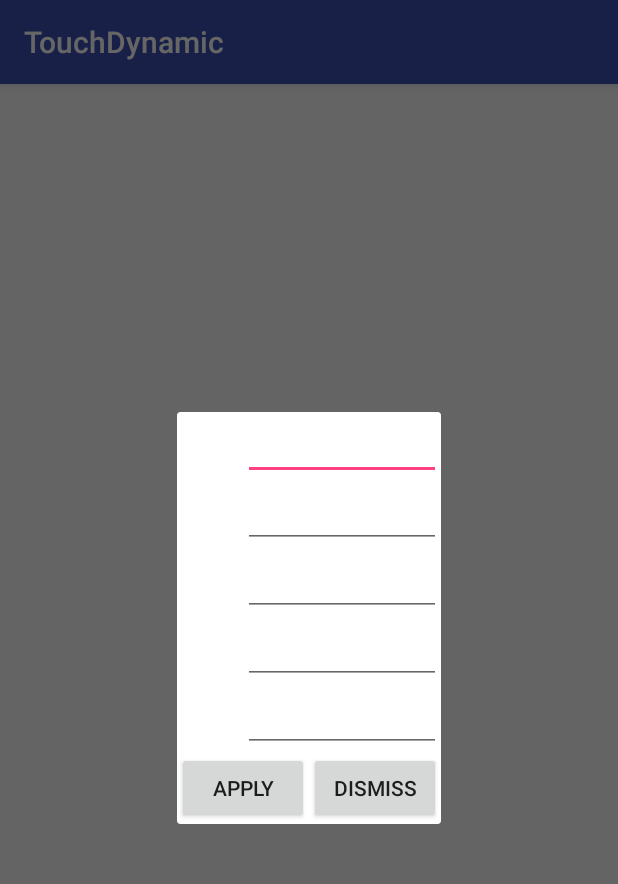
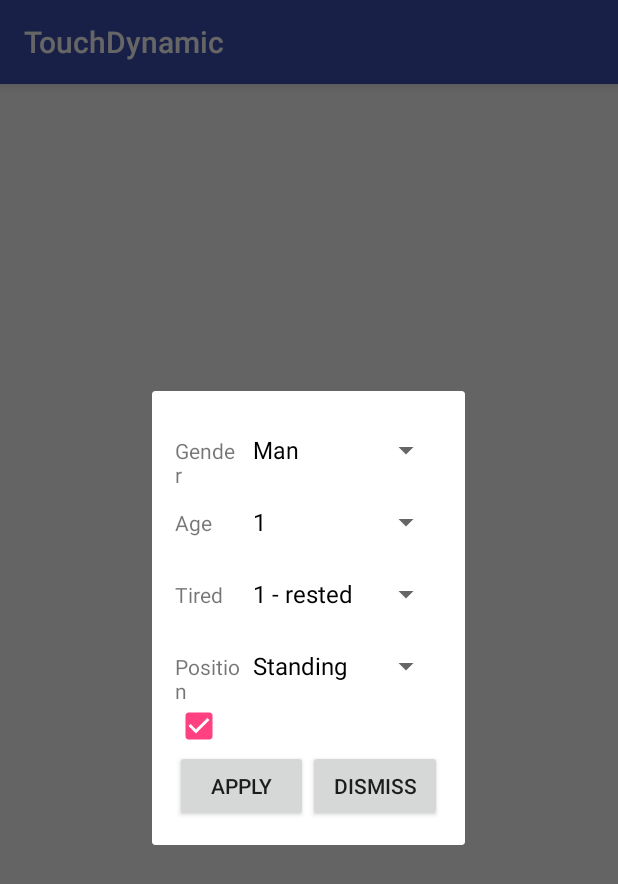
Before and after one commit to rozkminiacz/TouchDynamic, an Android app: the fragment DialogSettingsFragment shown on its own in the app's theme, on a phone screen of 412 x 824 dp. Shown: the top 884 px of the screen. Run offline under Robolectric (Android 15) with nearby library versions, the phone set to English and light mode, and no system bars; our stand-ins replace ButterKnife.

Commit message:
added retrofit

```diff
--- a/app/build.gradle
+++ b/app/build.gradle
@@ -41,6 +41,8 @@ dependencies {
     compile 'com.google.firebase:firebase-storage:9.6.1'
     compile 'com.google.firebase:firebase-auth:9.6.1'
     compile 'com.google.firebase:firebase-database:9.6.1'
+    compile 'com.squareup.retrofit2:retrofit:2.1.0'
+    compile 'com.squareup.retrofit2:converter-gson:2.1.0'
     testCompile 'junit:junit:4.12'
     apt 'com.jakewharton:butterknife-compiler:8.4.0'
 }
--- a/app/src/main/java/com/example/michalik/touchdynamic/fragment/DialogSettingsFragment.java
+++ b/app/src/main/java/com/example/michalik/touchdynamic/fragment/DialogSettingsFragment.java
@@ -3,20 +3,43 @@ package com.example.michalik.touchdynamic.fragment;
 import android.os.Bundle;
 import android.support.annotation.Nullable;
 import android.support.v4.app.DialogFragment;
+import android.support.v7.widget.AppCompatSpinner;
 import android.view.LayoutInflater;
 import android.view.View;
 import android.view.ViewGroup;
+import android.widget.ArrayAdapter;
 
 import com.example.michalik.touchdynamic.R;
 import com.example.michalik.touchdynamic.objects.MeasureSettings;
 
+import java.util.ArrayList;
+import java.util.List;
+
+import butterknife.BindView;
 import butterknife.ButterKnife;
+import butterknife.OnClick;
 
 /**
  * Created by michalik on 30.10.16
  */
 
 public class DialogSettingsFragment extends DialogFragment {
+
+    @BindView(R.id.dialog_settings_age_spinner)
+            AppCompatSpinner ageSpinner;
+
+    @BindView(R.id.dialog_settings_gender_spinner)
+            AppCompatSpinner genderSpinner;
+    @BindView(R.id.dialog_settings_position_spinner)
+            AppCompatSpinner positionSpinner;
+    @BindView(R.id.dialog_settings_rested_spinner)
+            AppCompatSpinner restedSpinner;
+
+    SettingsAppliedListener listener;
+
+    public void setListener(SettingsAppliedListener listener) {
+        this.listener = listener;
+    }
 
     @Override
     public void onCreate(@Nullable Bundle savedInstanceState) {
@@ -29,11 +52,51 @@ public class DialogSettingsFragment extends DialogFragment {
         View v = inflater.inflate(R.layout.dialog_settings_fragment, container, false);
 
         ButterKnife.bind(this, v);
-
+        populateSpinners();
         return v;
     }
 
+    @OnClick(R.id.dialog_settings_apply)
+    public void onApply(){
+        MeasureSettings settings = new MeasureSettings();
+        settings.setPosition((String)positionSpinner.getSelectedItem());
+        listener.onApplied(new MeasureSettings());
+    }
+
     private void populateSpinners(){
+        List<String> genderList = new ArrayList<>();
+        genderList.add("Man");
+        genderList.add("Woman");
+        ArrayAdapter<String> genderAdapter = new ArrayAdapter<String>(getContext(), R.layout.support_simple_spinner_dropdown_item, genderList);
+        genderSpinner.setAdapter(genderAdapter);
+        genderSpinner.setPrompt(genderList.get(0));
+
+        List<String> tiredList = new ArrayList<>();
+        tiredList.add("1 - rested");
+        for(int i=2; i<=9; i++){
+            tiredList.add(""+i);
+        }
+        tiredList.add("10 - tired");
+        ArrayAdapter<String> tiredAdapter = new ArrayAdapter<String>(getContext(), R.layout.support_simple_spinner_dropdown_item, tiredList);
+        restedSpinner.setAdapter(tiredAdapter);
+        restedSpinner.setPrompt(tiredList.get(0));
+
+        List<Integer> ageList = new ArrayList<>();
+        for(int i=1; i<100; i++){
+            ageList.add(i);
+        }
+        ArrayAdapter<Integer> ageAdapter = new ArrayAdapter<Integer>(getContext(), R.layout.support_simple_spinner_dropdown_item, ageList);
+        ageSpinner.setAdapter(ageAdapter);
+        ageSpinner.setPrompt("20");
+
+        List<String> positionList = new ArrayList<>();
+        positionList.add("Standing");
+        positionList.add("Sitting");
+        positionList.add("Laying");
+
+        ArrayAdapter<String> positionAdapter = new ArrayAdapter<String>(getContext(), R.layout.support_simple_spinner_dropdown_item, positionList);
+        positionSpinner.setAdapter(positionAdapter);
+        positionSpinner.setPrompt(positionList.get(0));
 
     }
 
--- a/app/src/main/res/layout/dialog_settings_fragment.xml
+++ b/app/src/main/res/layout/dialog_settings_fragment.xml
@@ -1,7 +1,13 @@
 <?xml version="1.0" encoding="utf-8"?>
-<LinearLayout xmlns:android="http://schemas.android.com/apk/res/android"
+<ScrollView xmlns:android="http://schemas.android.com/apk/res/android"
+    xmlns:tools="http://schemas.android.com/tools"
     android:orientation="vertical" android:layout_width="match_parent"
     android:layout_height="match_parent">
+
+    <LinearLayout
+        android:orientation="vertical" android:layout_width="match_parent"
+        android:layout_height="wrap_content"
+        android:padding="15dp">
 
         <LinearLayout
             android:layout_width="match_parent"
@@ -11,11 +17,13 @@
             <TextView
                 android:layout_width="0dp"
                 android:layout_height="wrap_content"
-            android:layout_weight="1" />
-        <EditText
+                android:layout_weight="1"
+                android:text="@string/settings_dialog_gender"/>
+            <android.support.v7.widget.AppCompatSpinner
                 android:layout_width="0dp"
                 android:layout_height="wrap_content"
-            android:layout_weight="3" />
+                android:layout_weight="3"
+                android:id="@+id/dialog_settings_gender_spinner"/>
         </LinearLayout>
 
         <LinearLayout
@@ -26,11 +34,13 @@
             <TextView
                 android:layout_width="0dp"
                 android:layout_height="wrap_content"
-            android:layout_weight="1" />
-        <EditText
+                android:layout_weight="1"
+                android:text="@string/settings_dialog_age"/>
+            <android.support.v7.widget.AppCompatSpinner
                 android:layout_width="0dp"
                 android:layout_height="wrap_content"
-            android:layout_weight="3" />
+                android:layout_weight="3"
+                android:id="@+id/dialog_settings_age_spinner"/>
         </LinearLayout>
 
         <LinearLayout
@@ -41,11 +51,13 @@
             <TextView
                 android:layout_width="0dp"
                 android:layout_height="wrap_content"
-            android:layout_weight="1" />
-        <EditText
+                android:layout_weight="1"
+                android:text="@string/settings_dialog_tired"/>
+            <android.support.v7.widget.AppCompatSpinner
                 android:layout_width="0dp"
                 android:layout_height="wrap_content"
-            android:layout_weight="3" />
+                android:layout_weight="3"
+                android:id="@+id/dialog_settings_rested_spinner"/>
         </LinearLayout>
 
         <LinearLayout
@@ -56,11 +68,13 @@
             <TextView
                 android:layout_width="0dp"
                 android:layout_height="wrap_content"
-            android:layout_weight="1" />
-        <EditText
+                android:layout_weight="1"
+                android:text="@string/settings_dialog_position"/>
+            <android.support.v7.widget.AppCompatSpinner
                 android:layout_width="0dp"
                 android:layout_height="wrap_content"
-            android:layout_weight="3" />
+                android:layout_weight="3"
+                android:id="@+id/dialog_settings_position_spinner"/>
         </LinearLayout>
 
         <LinearLayout
@@ -68,14 +82,20 @@
             android:layout_height="wrap_content"
             android:weightSum="4"
             android:orientation="horizontal">
-        <TextView
+
+        </LinearLayout>
+
+        <LinearLayout
+            android:layout_width="match_parent"
+            android:layout_height="wrap_content"
+            android:weightSum="4"
+            android:orientation="horizontal">
+            <CheckBox
                 android:layout_width="0dp"
                 android:layout_height="wrap_content"
-            android:layout_weight="1" />
-        <EditText
-            android:layout_width="0dp"
-            android:layout_height="wrap_content"
-            android:layout_weight="3" />
+                android:layout_weight="4"
+                android:checked="true"
+                tools:text="@string/settings_set_as_default" />
         </LinearLayout>
 
         <LinearLayout
@@ -87,12 +107,16 @@
                 android:layout_width="0dp"
                 android:layout_height="match_parent"
                 android:layout_weight="1"
+                android:id="@+id/dialog_settings_apply"
                 android:text="APPLY"/>
             <Button
                 android:layout_width="0dp"
                 android:layout_height="match_parent"
                 android:layout_weight="1"
+                android:id="@+id/dialog_settings_dismiss"
                 android:text="DISMISS"/>
         </LinearLayout>
 
     </LinearLayout>
+
+</ScrollView>
--- a/app/src/main/res/values/strings.xml
+++ b/app/src/main/res/values/strings.xml
@@ -6,6 +6,19 @@
 
     <string name="action_settings">Settings</string>
 
+    <string name="settings_set_as_default">Set as default</string>
+    <string name="settings_dialog_apply">Apply</string>
+    <string name="settings_dialog_dismiss">Dismiss</string>
+    <string name="settings_dialog_gender">Gender</string>
+    <string name="settings_dialog_gender_man">Man</string>
+    <string name="settings_dialog_gender_woman">Woman</string>
+    <string name="settings_dialog_age">Age</string>
+    <string name="settings_dialog_position">Position</string>
+    <string name="settings_dialog_position_standing">Standing</string>
+    <string name="settings_dialog_position_sitting">Sitting</string>
+    <string name="settings_dialog_position_laying">Laying</string>
+    <string name="settings_dialog_tired">Tired</string>
+
     <!-- TODO: Remove or change this placeholder text -->
     <string name="hello_blank_fragment">Hello blank fragment</string>
     <string name="lorem" translatable="false">Lorem ipsum dolor sit amet, consectetur adipiscing elit. Proin consectetur vehicula neque id hendrerit. Fusce ullamcorper ornare felis. Nullam vulputate venenatis sem eu facilisis. Suspendisse porttitor eget quam vitae semper. Donec aliquam orci at pulvinar tempus. Phasellus gravida blandit urna, id volutpat purus egestas non. Donec in ultricies quam. In arcu urna, fringilla vitae sapien sed, mollis ullamcorper purus. Aliquam pharetra dolor lectus, fringilla finibus enim vehicula eget. Pellentesque quis condimentum arcu. Quisque quis dui ullamcorper purus lacinia ultricies blandit at libero. Aliquam erat volutpat. </string>
```
Also changed, not shown: app/src/main/java/com/example/michalik/touchdynamic/fragment/MeasureFragment.java (+16 -3 lines), app/src/main/java/com/example/michalik/touchdynamic/objects/FileuploadResponse.java (added, +13 -0 lines), app/src/main/java/com/example/michalik/touchdynamic/objects/MeasureSettings.java (+35 -3 lines), app/src/main/java/com/example/michalik/touchdynamic/services/DataStreamConnector.java (+45 -0 lines), app/src/main/java/com/example/michalik/touchdynamic/utils/RetrofitInterface.java (added, +19 -0 lines). Lines whose indentation alone changed are shown as unchanged.
